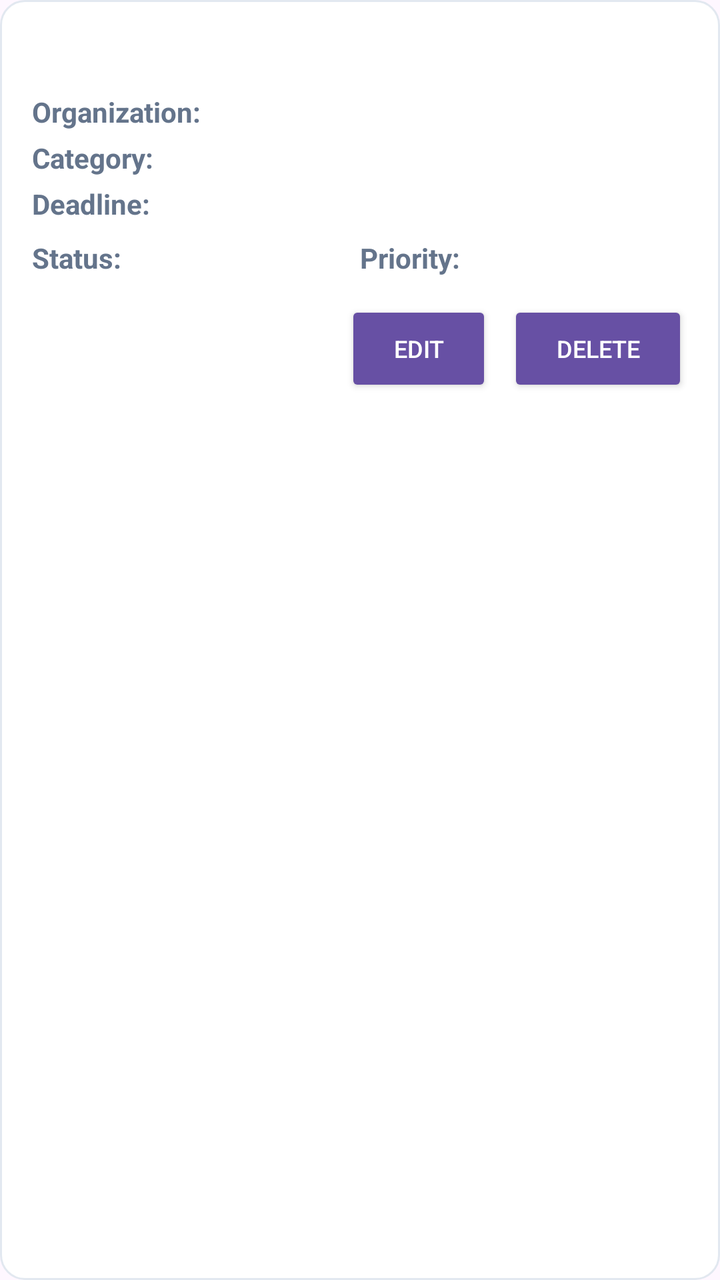
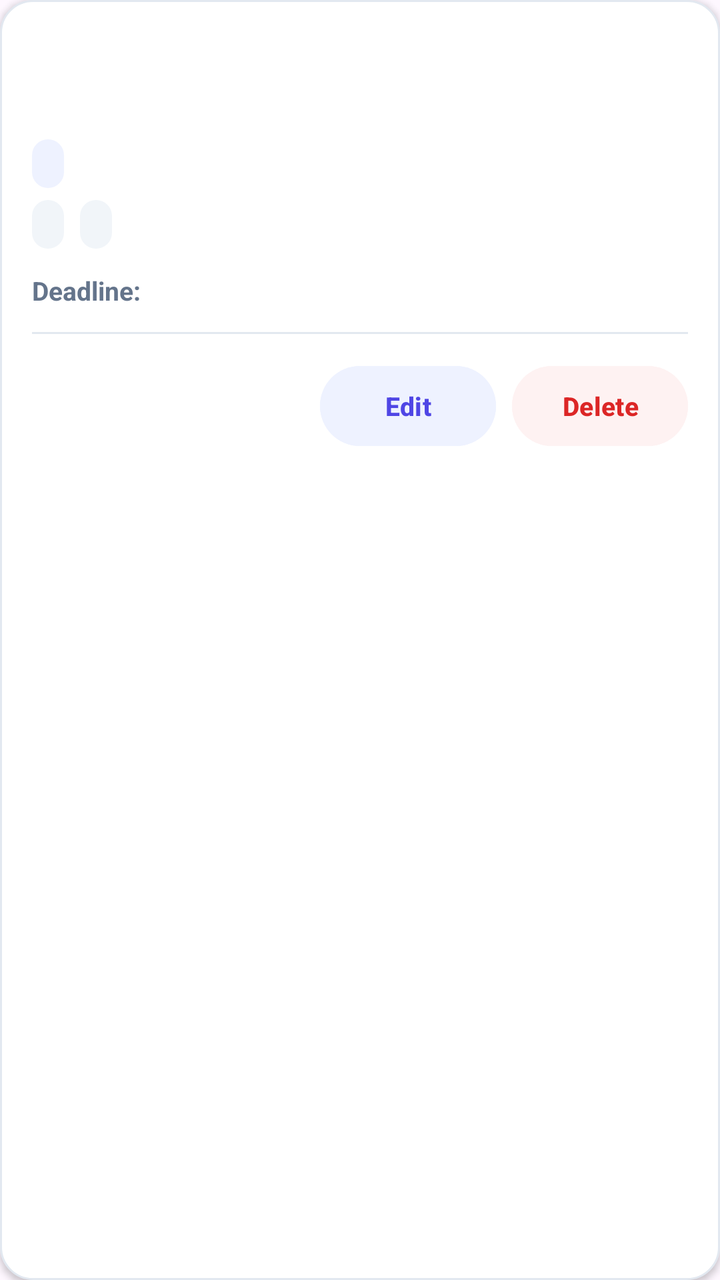

Screens rendered from an Android XML layout before and after an edit, with the pre-edit source and the edit as a unified diff.
<!-- AndroidManifest.xml: application theme Theme.Forsa -->
<!-- res/layout/item_opportunity.xml -->
<?xml version="1.0" encoding="utf-8"?>
<LinearLayout xmlns:android="http://schemas.android.com/apk/res/android"
    android:id="@+id/opportunityItemRoot"
    android:layout_width="match_parent"
    android:layout_height="wrap_content"
    android:layout_marginHorizontal="16dp"
    android:layout_marginVertical="8dp"
    android:background="@drawable/bg_opportunity_card"
    android:orientation="vertical"
    android:padding="16dp">

    
    <TextView
        android:id="@+id/tvOpportunityTitle"
        android:layout_width="match_parent"
        android:layout_height="wrap_content"
        android:textColor="@color/text_primary"
        android:textSize="18sp"
        android:textStyle="bold" />

    
    <LinearLayout
        android:layout_width="match_parent"
        android:layout_height="wrap_content"
        android:layout_marginTop="6dp"
        android:orientation="horizontal">

        <TextView
            android:layout_width="wrap_content"
            android:layout_height="wrap_content"
            android:text="@string/lbl_organization"
            android:textColor="@color/text_secondary"
            android:textSize="14sp"
            android:textStyle="bold" />

        <TextView
            android:id="@+id/tvOpportunityOrganization"
            android:layout_width="0dp"
            android:layout_height="wrap_content"
            android:layout_weight="1"
            android:layout_marginStart="4dp"
            android:textColor="@color/text_secondary"
            android:textSize="14sp" />
    </LinearLayout>

    
    <LinearLayout
        android:layout_width="match_parent"
        android:layout_height="wrap_content"
        android:layout_marginTop="4dp"
        android:orientation="horizontal">

        <TextView
            android:layout_width="wrap_content"
            android:layout_height="wrap_content"
            android:text="@string/lbl_category"
            android:textColor="@color/text_secondary"
            android:textSize="14sp"
            android:textStyle="bold" />

        <TextView
            android:id="@+id/tvOpportunityCategory"
            android:layout_width="0dp"
            android:layout_height="wrap_content"
            android:layout_weight="1"
            android:layout_marginStart="4dp"
            android:textColor="@color/text_secondary"
            android:textSize="14sp" />
    </LinearLayout>

    
    <LinearLayout
        android:layout_width="match_parent"
        android:layout_height="wrap_content"
        android:layout_marginTop="4dp"
        android:orientation="horizontal">

        <TextView
            android:layout_width="wrap_content"
            android:layout_height="wrap_content"
            android:text="@string/lbl_deadline"
            android:textColor="@color/text_secondary"
            android:textSize="14sp"
            android:textStyle="bold" />

        <TextView
            android:id="@+id/tvOpportunityDeadline"
            android:layout_width="0dp"
            android:layout_height="wrap_content"
            android:layout_weight="1"
            android:layout_marginStart="4dp"
            android:textColor="@color/text_secondary"
            android:textSize="14sp" />
    </LinearLayout>

    
    <LinearLayout
        android:layout_width="match_parent"
        android:layout_height="wrap_content"
        android:layout_marginTop="8dp"
        android:orientation="horizontal">

        
        <LinearLayout
            android:layout_width="0dp"
            android:layout_height="wrap_content"
            android:layout_weight="1"
            android:orientation="horizontal">

            <TextView
                android:layout_width="wrap_content"
                android:layout_height="wrap_content"
                android:text="@string/lbl_status"
                android:textColor="@color/text_secondary"
                android:textSize="14sp"
                android:textStyle="bold" />

            <TextView
                android:id="@+id/tvOpportunityStatus"
                android:layout_width="wrap_content"
                android:layout_height="wrap_content"
                android:layout_marginStart="4dp"
                android:textColor="@color/primary"
                android:textSize="14sp"
                android:textStyle="bold" />
        </LinearLayout>

        
        <LinearLayout
            android:layout_width="0dp"
            android:layout_height="wrap_content"
            android:layout_weight="1"
            android:orientation="horizontal">

            <TextView
                android:layout_width="wrap_content"
                android:layout_height="wrap_content"
                android:text="@string/lbl_priority"
                android:textColor="@color/text_secondary"
                android:textSize="14sp"
                android:textStyle="bold" />

            <TextView
                android:id="@+id/tvOpportunityPriority"
                android:layout_width="wrap_content"
                android:layout_height="wrap_content"
                android:layout_marginStart="4dp"
                android:textColor="@color/secondary"
                android:textSize="14sp"
                android:textStyle="bold" />
        </LinearLayout>
    </LinearLayout>

    
    <LinearLayout
        android:layout_width="match_parent"
        android:layout_height="wrap_content"
        android:layout_marginTop="12dp"
        android:gravity="end"
        android:orientation="horizontal">

        <Button
            android:id="@+id/btnEditOpportunity"
            style="?android:attr/buttonStyleSmall"
            android:layout_width="wrap_content"
            android:layout_height="wrap_content"
            android:layout_marginEnd="8dp"
            android:backgroundTint="@color/primary"
            android:text="@string/btn_edit"
            android:textColor="@color/white"
            android:textSize="12sp" />

        <Button
            android:id="@+id/btnDeleteOpportunity"
            style="?android:attr/buttonStyleSmall"
            android:layout_width="wrap_content"
            android:layout_height="wrap_content"
            android:backgroundTint="@color/error"
            android:text="@string/btn_delete"
            android:textColor="@color/white"
            android:textSize="12sp" />
    </LinearLayout>

</LinearLayout>
<!-- resources referenced by this layout -->
<resources>
  <color name="error">#DC2626</color>
  <color name="primary">#4F46E5</color>
  <color name="secondary">#F59E0B</color>
  <color name="text_primary">#0F172A</color>
  <color name="text_secondary">#64748B</color>
  <color name="white">#FFFFFF</color>
  <!-- drawable bg_opportunity_card (drawable) -->
  <?xml version="1.0" encoding="utf-8"?>
  <shape xmlns:android="http://schemas.android.com/apk/res/android"
      android:shape="rectangle">
      <solid android:color="@color/surface" />
      <corners android:radius="12dp" />
      <stroke
          android:width="1dp"
          android:color="#E2E8F0" />
  </shape>
  <string name="btn_delete">Delete</string>
  <string name="btn_edit">Edit</string>
  <string name="lbl_category">Category: </string>
  <string name="lbl_deadline">Deadline: </string>
  <string name="lbl_organization">Organization: </string>
  <string name="lbl_priority">Priority: </string>
  <string name="lbl_status">Status: </string>
  <style name="Theme.Forsa" parent="Base.Theme.Forsa" />
  <color name="surface">#FFFFFF</color>
  <style name="Base.Theme.Forsa" parent="Theme.Material3.DayNight.NoActionBar">
          
          
      </style>
</resources>

<!-- the commit's change to res/layout/item_opportunity.xml (unified diff, before → after) -->
@@ -4,8 +4,9 @@
     android:layout_width="match_parent"
     android:layout_height="wrap_content"
     android:layout_marginHorizontal="16dp"
-    android:layout_marginVertical="8dp"
-    android:background="@drawable/bg_opportunity_card"
+    android:layout_marginVertical="6dp"
+    android:background="@drawable/bg_card_white"
+    android:elevation="2dp"
     android:orientation="vertical"
     android:padding="16dp">
 
@@ -15,8 +16,37 @@
         android:layout_width="match_parent"
         android:layout_height="wrap_content"
         android:textColor="@color/text_primary"
-        android:textSize="18sp"
+        android:textSize="17sp"
         android:textStyle="bold" />
+
+    
+    <TextView
+        android:id="@+id/tvOpportunityOrganization"
+        android:layout_width="match_parent"
+        android:layout_height="wrap_content"
+        android:layout_marginTop="4dp"
+        android:textColor="@color/text_secondary"
+        android:textSize="14sp" />
+
+    
+    <LinearLayout
+        android:layout_width="match_parent"
+        android:layout_height="wrap_content"
+        android:layout_marginTop="8dp"
+        android:orientation="horizontal">
+
+        <TextView
+            android:id="@+id/tvOpportunityCategory"
+            android:layout_width="wrap_content"
+            android:layout_height="wrap_content"
+            android:background="@drawable/bg_badge_indigo"
+            android:paddingHorizontal="8dp"
+            android:paddingVertical="4dp"
+            android:singleLine="true"
+            android:textColor="@color/indigo_badge_text"
+            android:textSize="12sp"
+            android:textStyle="bold" />
+    </LinearLayout>
 
     
     <LinearLayout
@@ -26,129 +56,29 @@
         android:orientation="horizontal">
 
         <TextView
+            android:id="@+id/tvOpportunityStatus"
             android:layout_width="wrap_content"
             android:layout_height="wrap_content"
-            android:text="@string/lbl_organization"
+            android:background="@drawable/bg_badge_slate"
+            android:paddingHorizontal="8dp"
+            android:paddingVertical="4dp"
+            android:singleLine="true"
             android:textColor="@color/text_secondary"
-            android:textSize="14sp"
+            android:textSize="12sp"
             android:textStyle="bold" />
 
         <TextView
-            android:id="@+id/tvOpportunityOrganization"
-            android:layout_width="0dp"
-            android:layout_height="wrap_content"
-            android:layout_weight="1"
-            android:layout_marginStart="4dp"
-            android:textColor="@color/text_secondary"
-            android:textSize="14sp" />
-    </LinearLayout>
-
-    
-    <LinearLayout
-        android:layout_width="match_parent"
-        android:layout_height="wrap_content"
-        android:layout_marginTop="4dp"
-        android:orientation="horizontal">
-
-        <TextView
+            android:id="@+id/tvOpportunityPriority"
             android:layout_width="wrap_content"
             android:layout_height="wrap_content"
-            android:text="@string/lbl_category"
+            android:layout_marginStart="8dp"
+            android:background="@drawable/bg_badge_slate"
+            android:paddingHorizontal="8dp"
+            android:paddingVertical="4dp"
+            android:singleLine="true"
             android:textColor="@color/text_secondary"
-            android:textSize="14sp"
+            android:textSize="12sp"
             android:textStyle="bold" />
-
-        <TextView
-            android:id="@+id/tvOpportunityCategory"
-            android:layout_width="0dp"
-            android:layout_height="wrap_content"
-            android:layout_weight="1"
-            android:layout_marginStart="4dp"
-            android:textColor="@color/text_secondary"
-            android:textSize="14sp" />
-    </LinearLayout>
-
-    
-    <LinearLayout
-        android:layout_width="match_parent"
-        android:layout_height="wrap_content"
-        android:layout_marginTop="4dp"
-        android:orientation="horizontal">
-
-        <TextView
-            android:layout_width="wrap_content"
-            android:layout_height="wrap_content"
-            android:text="@string/lbl_deadline"
-            android:textColor="@color/text_secondary"
-            android:textSize="14sp"
-            android:textStyle="bold" />
-
-        <TextView
-            android:id="@+id/tvOpportunityDeadline"
-            android:layout_width="0dp"
-            android:layout_height="wrap_content"
-            android:layout_weight="1"
-            android:layout_marginStart="4dp"
-            android:textColor="@color/text_secondary"
-            android:textSize="14sp" />
-    </LinearLayout>
-
-    
-    <LinearLayout
-        android:layout_width="match_parent"
-        android:layout_height="wrap_content"
-        android:layout_marginTop="8dp"
-        android:orientation="horizontal">
-
-        
-        <LinearLayout
-            android:layout_width="0dp"
-            android:layout_height="wrap_content"
-            android:layout_weight="1"
-            android:orientation="horizontal">
-
-            <TextView
-                android:layout_width="wrap_content"
-                android:layout_height="wrap_content"
-                android:text="@string/lbl_status"
-                android:textColor="@color/text_secondary"
-                android:textSize="14sp"
-                android:textStyle="bold" />
-
-            <TextView
-                android:id="@+id/tvOpportunityStatus"
-                android:layout_width="wrap_content"
-                android:layout_height="wrap_content"
-                android:layout_marginStart="4dp"
-                android:textColor="@color/primary"
-                android:textSize="14sp"
-                android:textStyle="bold" />
-        </LinearLayout>
-
-        
-        <LinearLayout
-            android:layout_width="0dp"
-            android:layout_height="wrap_content"
-            android:layout_weight="1"
-            android:orientation="horizontal">
-
-            <TextView
-                android:layout_width="wrap_content"
-                android:layout_height="wrap_content"
-                android:text="@string/lbl_priority"
-                android:textColor="@color/text_secondary"
-                android:textSize="14sp"
-                android:textStyle="bold" />
-
-            <TextView
-                android:id="@+id/tvOpportunityPriority"
-                android:layout_width="wrap_content"
-                android:layout_height="wrap_content"
-                android:layout_marginStart="4dp"
-                android:textColor="@color/secondary"
-                android:textSize="14sp"
-                android:textStyle="bold" />
-        </LinearLayout>
     </LinearLayout>
 
     
@@ -156,29 +86,62 @@
         android:layout_width="match_parent"
         android:layout_height="wrap_content"
         android:layout_marginTop="12dp"
+        android:orientation="horizontal"
+        android:gravity="center_vertical">
+
+        <TextView
+            android:layout_width="wrap_content"
+            android:layout_height="wrap_content"
+            android:text="@string/lbl_deadline"
+            android:textColor="@color/text_secondary"
+            android:textSize="13sp"
+            android:textStyle="bold" />
+
+        <TextView
+            android:id="@+id/tvOpportunityDeadline"
+            android:layout_width="wrap_content"
+            android:layout_height="wrap_content"
+            android:layout_marginStart="4dp"
+            android:textColor="@color/text_primary"
+            android:textSize="13sp" />
+    </LinearLayout>
+
+    
+    <View
+        android:layout_width="match_parent"
+        android:layout_height="1dp"
+        android:layout_marginVertical="12dp"
+        android:background="@color/border" />
+
+    
+    <LinearLayout
+        android:layout_width="match_parent"
+        android:layout_height="wrap_content"
         android:gravity="end"
         android:orientation="horizontal">
 
         <Button
             android:id="@+id/btnEditOpportunity"
-            style="?android:attr/buttonStyleSmall"
             android:layout_width="wrap_content"
-            android:layout_height="wrap_content"
-            android:layout_marginEnd="8dp"
-            android:backgroundTint="@color/primary"
+            android:layout_height="48dp"
+            android:backgroundTint="@color/soft_indigo"
             android:text="@string/btn_edit"
-            android:textColor="@color/white"
-            android:textSize="12sp" />
+            android:textAllCaps="false"
+            android:textColor="@color/primary"
+            android:textSize="13sp"
+            android:textStyle="bold" />
 
         <Button
             android:id="@+id/btnDeleteOpportunity"
-            style="?android:attr/buttonStyleSmall"
             android:layout_width="wrap_content"
-            android:layout_height="wrap_content"
-            android:backgroundTint="@color/error"
+            android:layout_height="48dp"
+            android:layout_marginStart="8dp"
+            android:backgroundTint="@color/soft_red"
             android:text="@string/btn_delete"
-            android:textColor="@color/white"
-            android:textSize="12sp" />
+            android:textAllCaps="false"
+            android:textColor="@color/error"
+            android:textSize="13sp"
+            android:textStyle="bold" />
     </LinearLayout>
 
 </LinearLayout>
<!-- resource entries referenced after the edit -->
@@ -1,29 +1,42 @@
 <!-- resources referenced by this layout -->
 <resources>
+  <color name="border">#E2E8F0</color>
   <color name="error">#DC2626</color>
+  <color name="indigo_badge_text">#4338CA</color>
   <color name="primary">#4F46E5</color>
-  <color name="secondary">#F59E0B</color>
+  <color name="soft_indigo">#EEF2FF</color>
+  <color name="soft_red">#FEF2F2</color>
   <color name="text_primary">#0F172A</color>
   <color name="text_secondary">#64748B</color>
-  <color name="white">#FFFFFF</color>
-  <!-- drawable bg_opportunity_card (drawable) -->
+  <!-- drawable bg_badge_indigo (drawable) -->
+  <?xml version="1.0" encoding="utf-8"?>
+  <shape xmlns:android="http://schemas.android.com/apk/res/android"
+      android:shape="rectangle">
+      <solid android:color="@color/soft_indigo" />
+      <corners android:radius="16dp" />
+  </shape>
+  <!-- drawable bg_badge_slate (drawable) -->
+  <?xml version="1.0" encoding="utf-8"?>
+  <shape xmlns:android="http://schemas.android.com/apk/res/android"
+      android:shape="rectangle">
+      <solid android:color="@color/soft_slate" />
+      <corners android:radius="16dp" />
+  </shape>
+  <!-- drawable bg_card_white (drawable) -->
   <?xml version="1.0" encoding="utf-8"?>
   <shape xmlns:android="http://schemas.android.com/apk/res/android"
       android:shape="rectangle">
       <solid android:color="@color/surface" />
-      <corners android:radius="12dp" />
+      <corners android:radius="16dp" />
       <stroke
           android:width="1dp"
-          android:color="#E2E8F0" />
+          android:color="@color/border" />
   </shape>
   <string name="btn_delete">Delete</string>
   <string name="btn_edit">Edit</string>
-  <string name="lbl_category">Category: </string>
   <string name="lbl_deadline">Deadline: </string>
-  <string name="lbl_organization">Organization: </string>
-  <string name="lbl_priority">Priority: </string>
-  <string name="lbl_status">Status: </string>
   <style name="Theme.Forsa" parent="Base.Theme.Forsa" />
+  <color name="soft_slate">#F1F5F9</color>
   <color name="surface">#FFFFFF</color>
   <style name="Base.Theme.Forsa" parent="Theme.Material3.DayNight.NoActionBar">
           
